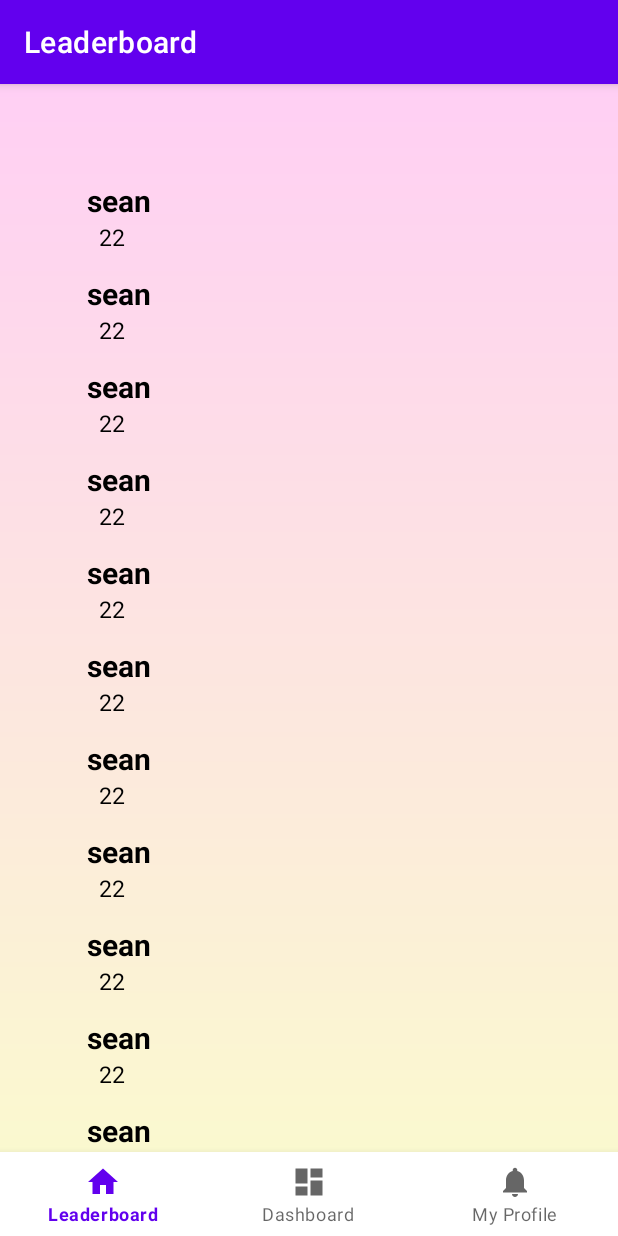
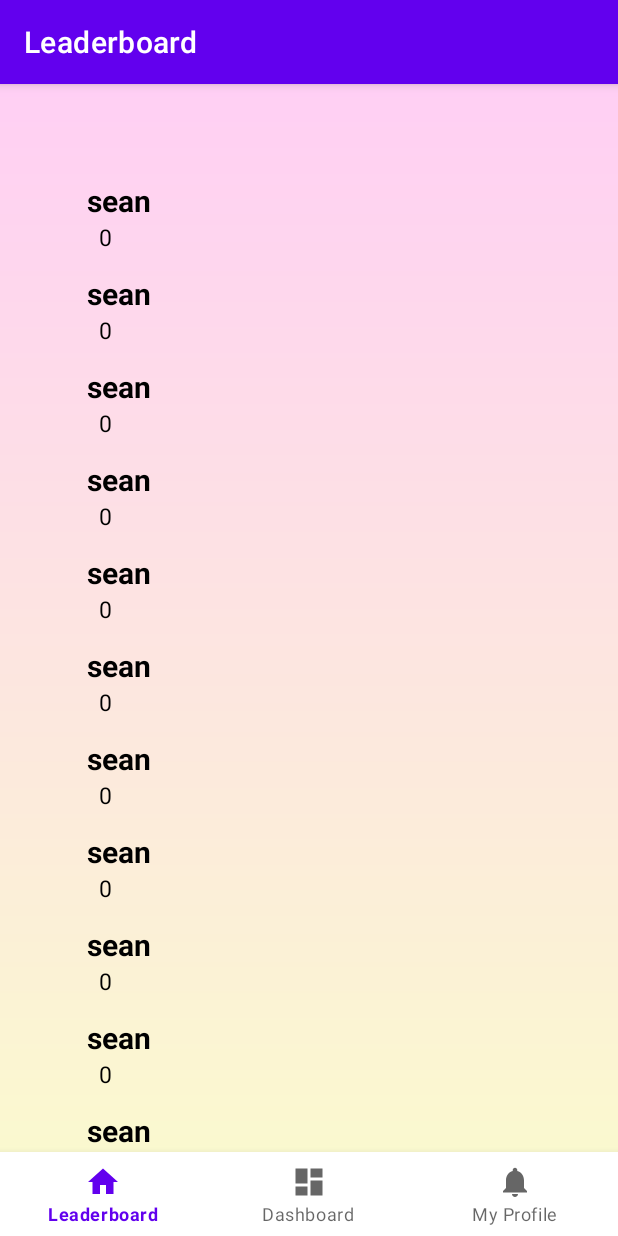
Before and after one commit to seanhogunkim/Peercrastinate, an Android app: the screen it shows after launch (MainActivity), on a phone screen of 412 x 824 dp. Run offline under Robolectric (Android 15) with nearby library versions, the light colour scheme and no system bars; our stand-ins replace navigation-ui; libraries missing offline, so code that uses them is left out: io.realm, io.realm.mongodb; 4 statements that could not run were skipped.

Commit message:
Updated Game and User classes to be more accurate toward final product.

```diff
--- a/app/src/main/java/com/example/peercrastinationapp/ui/dashboard/DashboardViewModel.java
+++ b/app/src/main/java/com/example/peercrastinationapp/ui/dashboard/DashboardViewModel.java
@@ -14,9 +14,9 @@ import java.util.Date;
 public class DashboardViewModel extends ViewModel {
 
     private MutableLiveData<String> mText;
-    User user = new User("peepo", 10);
-    User one = new User("popo", 10);
-    User two = new User("hehexd", 10);
+    User user = new User("peepo");
+    User one = new User("popo");
+    User two = new User("hehexd");
     Game game = new Game(user);
     DateFormat dateFormat = new SimpleDateFormat("dd/MM/yyyy hh:mm:ss");
 
--- a/app/src/main/java/com/example/peercrastinationapp/ui/entities/User.java
+++ b/app/src/main/java/com/example/peercrastinationapp/ui/entities/User.java
@@ -5,17 +5,24 @@ public class User {
     private int _points;
     private int _imageResource;
 
-    public User(String name, int points){
+    public User(String name){
         _name=name;
-        _points=points;
+        _points = 0;
     }
+
     public String get_name(){
         return _name;
     }
+
     public int get_points(){
         return _points;
     }
+
     public int get_imageResource(){
         return _imageResource;
     }
+
+    public void addPoints(int points) {
+        _points += points;
+    }
 }
--- a/app/src/main/java/com/example/peercrastinationapp/ui/home/HomeFragment.java
+++ b/app/src/main/java/com/example/peercrastinationapp/ui/home/HomeFragment.java
@@ -44,9 +44,9 @@ public class HomeFragment extends Fragment {
 
 
         for(int i = 0;i<20;i++){
-            insertUser("sean", 22);
+            insertUser("sean");
         }
-        insertUser("sean", 22);
+        insertUser("sean");
 
 
 
@@ -83,8 +83,8 @@ public class HomeFragment extends Fragment {
         _recyclerView.setAdapter(_adapter);
 
     }
-    public void insertUser(String s, int p){
-        usersList.add(new User(s, p));
+    public void insertUser(String s){
+        usersList.add(new User(s));
         _adapter.notifyItemInserted(0);
     }
 }
```
Also changed, not shown: app/src/main/java/com/example/peercrastinationapp/ui/entities/Game.java (+13 -5 lines).
